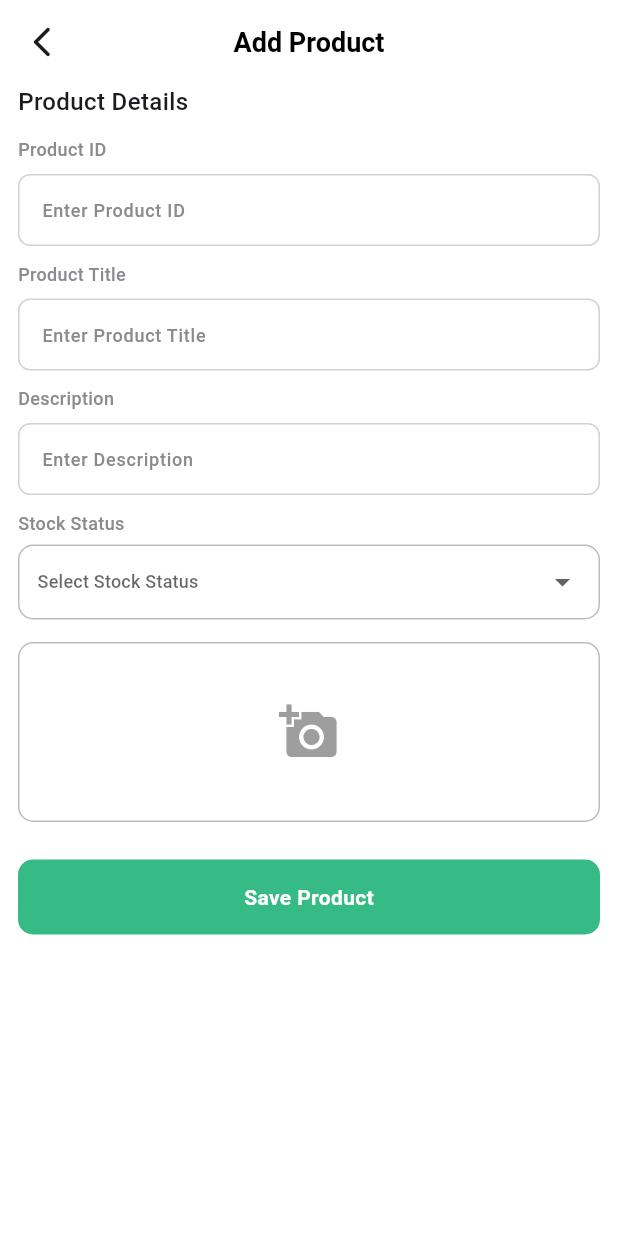
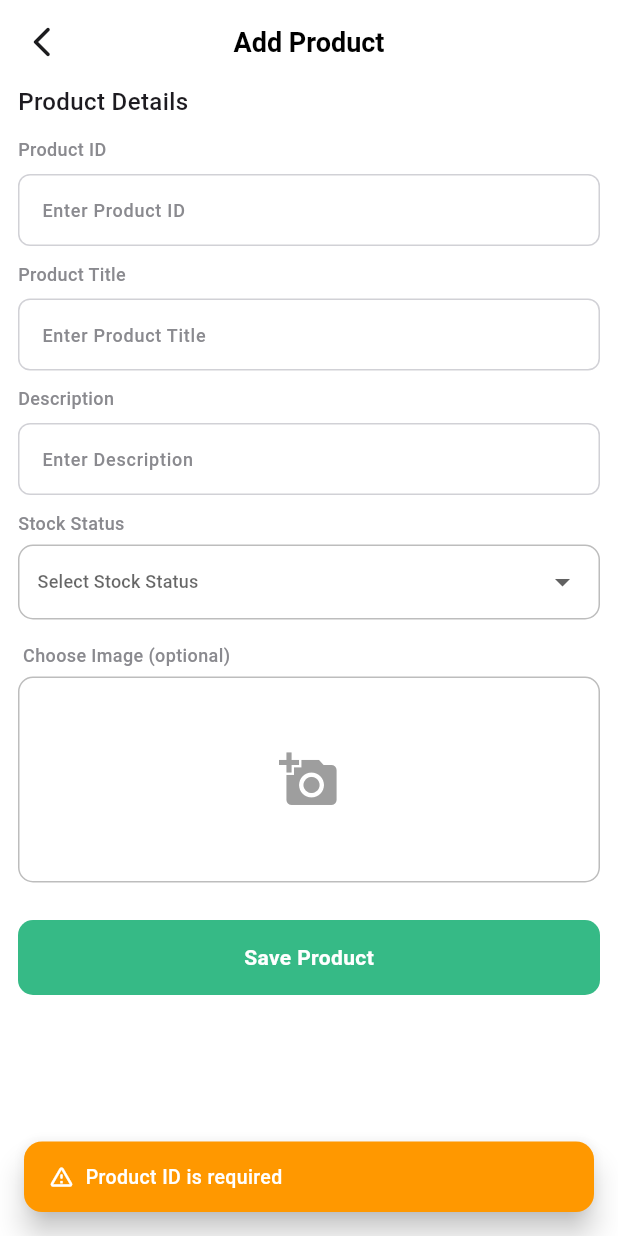
Before and after one commit to jithinkjclt/stockmate, a Flutter app: the AddProductScreen screen opened directly, after a tap on "Save Product", on a phone screen of 412 x 824 dp. Run offline on Flutter 3.47's test engine with Material 3 defaults, Android fonts, the phone set to English and light mode, and no system bars; our stand-ins replace bloc, cloud_firestore, firebase_auth, firebase_core, firebase_storage, flutter_bloc and 4 more; accounts and stored records are empty.

Commit message:
product adding and list

```diff
--- a/lib/data/models/product_modal.dart
+++ b/lib/data/models/product_modal.dart
@@ -1,3 +1,5 @@
+import 'package:intl/intl.dart';
+
 class Product {
   final String id;
   final String title;
@@ -5,6 +7,7 @@ class Product {
   final DateTime dateTime;
   final String description;
   final String imageUrl;
+  final String? path; // 👈 optional
 
   Product({
     required this.id,
@@ -13,9 +16,9 @@ class Product {
     required this.dateTime,
     required this.description,
     required this.imageUrl,
+    this.path, // 👈 optional
   });
 
-  // Convert Product -> Map (for API or local storage)
   Map<String, dynamic> toMap() {
     return {
       'id': id,
@@ -24,10 +27,10 @@ class Product {
       'dateTime': dateTime.toIso8601String(),
       'description': description,
       'imageUrl': imageUrl,
+      if (path != null) 'path': path, // 👈 only add if not null
     };
   }
 
-  // Convert Map -> Product
   factory Product.fromMap(Map<String, dynamic> map) {
     return Product(
       id: map['id'] ?? '',
@@ -36,6 +39,14 @@ class Product {
       dateTime: DateTime.tryParse(map['dateTime'] ?? '') ?? DateTime.now(),
       description: map['description'] ?? '',
       imageUrl: map['imageUrl'] ?? '',
+      path: map['path'], // 👈 safe, will be null if not present
     );
   }
+
+  String get formattedDate => DateFormat('dd/MM/yyyy').format(dateTime);
+
+  String get formattedTime => DateFormat('hh:mm a').format(dateTime);
+
+  String get formattedDateTime =>
+      DateFormat('dd/MM/yyyy hh:mm a').format(dateTime);
 }
--- /dev/null
+++ b/lib/data/models/product_path.dart
@@ -0,0 +1,8 @@
+import 'package:stockmate/data/models/product_modal.dart';
+
+class ProductWithPath {
+  final Product product;
+  final String docPath;
+
+  ProductWithPath({required this.product, required this.docPath});
+}
--- a/lib/main.dart
+++ b/lib/main.dart
@@ -17,6 +17,6 @@ class MyApp extends StatelessWidget {
 
   @override
   Widget build(BuildContext context) {
-    return MaterialApp(home: BottomBar(), debugShowCheckedModeBanner: false);
+    return MaterialApp(home: SplashScreen(), debugShowCheckedModeBanner: false);
   }
 }
--- a/lib/presentation/screens/add_product/add_prodcut_screen.dart
+++ b/lib/presentation/screens/add_product/add_prodcut_screen.dart
@@ -1,9 +1,13 @@
 import 'package:flutter/material.dart';
+import 'package:flutter_bloc/flutter_bloc.dart';
 import 'package:stockmate/core/constants/colors.dart';
 import 'package:stockmate/core/utils/margin_text.dart';
+import 'package:stockmate/presentation/screens/add_product/cubit/add_product_cubit.dart';
 import 'package:stockmate/presentation/widgets/custom_apptext.dart';
 import 'package:stockmate/presentation/widgets/custom_textfield.dart';
 import 'package:stockmate/presentation/widgets/custom_button.dart';
+
+import '../../widgets/snackbar.dart';
 
 class AddProductScreen extends StatelessWidget {
   const AddProductScreen({super.key});
@@ -29,7 +33,24 @@ class AddProductScreen extends StatelessWidget {
         ),
         centerTitle: true,
       ),
-      body: SingleChildScrollView(
+      body: BlocProvider(
+        create: (context) => AddProductCubit(),
+        child: BlocConsumer<AddProductCubit, AddProductState>(
+          listener: (context, state) {
+            if (state is AddProductError) {
+              ShowCustomSnackbar.error(context, message: state.message);
+            } else if (state is AddProductSuccess) {
+              ShowCustomSnackbar.success(
+                context,
+                message: "Product added successfully",
+              );
+              Navigator.pop(context);
+            }
+          },
+          builder: (context, state) {
+            final cubit = context.read<AddProductCubit>();
+
+            return SingleChildScrollView(
               child: Padding(
                 padding: const EdgeInsets.symmetric(horizontal: 12.0),
                 child: Column(
@@ -43,7 +64,8 @@ class AddProductScreen extends StatelessWidget {
 
                     12.hBox,
 
-              const CustomTextField(
+                    CustomTextField(
+                      controller: cubit.idController,
                       width: double.infinity,
                       boxname: 'Product ID',
                       hintText: 'Enter Product ID',
@@ -51,7 +73,8 @@ class AddProductScreen extends StatelessWidget {
 
                     10.hBox,
 
-              const CustomTextField(
+                    CustomTextField(
+                      controller: cubit.titleController,
                       width: double.infinity,
                       boxname: 'Product Title',
                       hintText: 'Enter Product Title',
@@ -59,7 +82,8 @@ class AddProductScreen extends StatelessWidget {
 
                     10.hBox,
 
-              const CustomTextField(
+                    CustomTextField(
+                      controller: cubit.descriptionController,
                       width: double.infinity,
                       boxname: 'Description',
                       hintText: 'Enter Description',
@@ -85,52 +109,120 @@ class AddProductScreen extends StatelessWidget {
                       child: DropdownButtonHideUnderline(
                         child: DropdownButton<String>(
                           value: null,
-                    hint: const AppText("Select Stock Status", size: 12),
+                          hint: AppText(
+                            cubit.stockStatus == null
+                                ? "Select Stock Status"
+                                : cubit.stockStatus!,
+                            size: 12,
+                          ),
                           items: const [
                             DropdownMenuItem(
-                        value: "in",
+                              value: "in stock",
                               child: Row(
                                 children: [
-                            Icon(Icons.check, size: 16, color: Colors.green),
+                                  Icon(
+                                    Icons.check,
+                                    size: 16,
+                                    color: Colors.green,
+                                  ),
                                   SizedBox(width: 6),
                                   AppText("In Stock", size: 12),
                                 ],
                               ),
                             ),
                             DropdownMenuItem(
-                        value: "out",
+                              value: "out of stock",
                               child: Row(
                                 children: [
-                            Icon(Icons.close, size: 16, color: Colors.red),
+                                  Icon(
+                                    Icons.close,
+                                    size: 16,
+                                    color: Colors.red,
+                                  ),
                                   SizedBox(width: 6),
                                   AppText("Out of Stock", size: 12),
                                 ],
                               ),
                             ),
                           ],
-                    onChanged: (_) {},
+                          onChanged: (value) {
+                            cubit.stockStatusChanged(value!);
+                          },
                           isExpanded: true,
                         ),
                       ),
                     ),
+
                     15.hBox,
+                    const AppText(
+                      ' Choose Image (optional)',
+                      size: 12,
+                      weight: FontWeight.w500,
+                      color: greyFormColor,
+                    ),
 
-              Container(
-                height: 120,
+                    6.hBox,
+                    InkWell(
+                      onTap: () {
+                        cubit.pickImage();
+                      },
+                      child: Container(
+                        height: context.deviceSize.height / 6,
                         width: double.infinity,
                         decoration: BoxDecoration(
                           border: Border.all(color: Colors.grey.shade400),
                           borderRadius: BorderRadius.circular(10),
                         ),
-                child: const Center(
-                  child: Icon(Icons.add_a_photo, size: 40, color: Colors.grey),
+                        child: Center(
+                          child: cubit.imageFile == null
+                              ? const Icon(
+                                  Icons.add_a_photo,
+                                  size: 40,
+                                  color: Colors.grey,
+                                )
+                              : Image.file(
+                                  cubit.imageFile!,
+                                  width: double.infinity,
+                                ),
+                        ),
                       ),
                     ),
 
                     25.hBox,
 
                     CustomButton(
-                onTap: () {},
+                      isLoading: state is AddProductLoading,
+                      onTap: () {
+                        if (cubit.idController.text.trim().isEmpty) {
+                          ShowCustomSnackbar.warning(
+                            context,
+                            message: "Product ID is required",
+                          );
+                          return;
+                        }
+                        if (cubit.titleController.text.trim().isEmpty) {
+                          ShowCustomSnackbar.warning(
+                            context,
+                            message: "Product Title is required",
+                          );
+                          return;
+                        }
+                        if (cubit.descriptionController.text.trim().isEmpty) {
+                          ShowCustomSnackbar.warning(
+                            context,
+                            message: "Description is required",
+                          );
+                          return;
+                        }
+                        if (cubit.stockStatus == null) {
+                          ShowCustomSnackbar.warning(
+                            context,
+                            message: "Please select Stock Status",
+                          );
+                          return;
+                        }
+                        cubit.saveProduct();
+                      },
                       text: "Save Product",
                       boxColor: primaryColor,
                       borderRadius: 10,
@@ -142,6 +234,9 @@ class AddProductScreen extends StatelessWidget {
                   ],
                 ),
               ),
+            );
+          },
+        ),
       ),
     );
   }
--- /dev/null
+++ b/lib/presentation/screens/add_product/cubit/add_product_cubit.dart
@@ -0,0 +1,80 @@
+import 'dart:io';
+import 'package:bloc/bloc.dart';
+import 'package:cloud_firestore/cloud_firestore.dart';
+import 'package:firebase_auth/firebase_auth.dart';
+import 'package:firebase_storage/firebase_storage.dart';
+import 'package:flutter/cupertino.dart';
+import 'package:image_picker/image_picker.dart';
+import '../../../../data/models/product_modal.dart';
+
+part 'add_product_state.dart';
+
+class AddProductCubit extends Cubit<AddProductState> {
+  AddProductCubit() : super(AddProductInitial());
+
+  final titleController = TextEditingController();
+  final idController = TextEditingController();
+  final descriptionController = TextEditingController();
+
+  String? stockStatus;
+  File? imageFile;
+
+  void stockStatusChanged(String value) {
+    stockStatus = value;
+    emit(AddProductInitial());
+  }
+
+  Future<void> pickImage() async {
+    final pickedFile = await ImagePicker().pickImage(
+      source: ImageSource.gallery,
+    );
+    if (pickedFile != null) {
+      imageFile = File(pickedFile.path);
+      emit(AddProductInitial());
+    }
+  }
+
+  Future<void> saveProduct() async {
+    try {
+      emit(AddProductLoading());
+
+      if (idController.text.trim().isEmpty) {
+        emit(AddProductError("Product ID cannot be empty"));
+        return;
+      }
+
+      final user = FirebaseAuth.instance.currentUser;
+      if (user == null) {
+        emit(AddProductError("User not logged in"));
+        return;
+      }
+      String? imageUrl = "";
+      if (imageFile != null) {
+        final ref = FirebaseStorage.instance
+            .ref()
+            .child("product_images")
+            .child("${user.uid}_${DateTime.now().millisecondsSinceEpoch}.jpg");
+
+        await ref.putFile(imageFile!);
+        imageUrl = await ref.getDownloadURL();
+      }
+      final product = Product(
+        id: idController.text.trim(),
+        title: titleController.text.trim(),
+        isInStock: stockStatus == "in stock",
+        dateTime: DateTime.now(),
+        description: descriptionController.text.trim(),
+        imageUrl: imageUrl,
+      );
+      await FirebaseFirestore.instance
+          .collection("users")
+          .doc(user.uid)
+          .collection("products")
+          .add(product.toMap());
+
+      emit(AddProductSuccess());
+    } catch (e) {
+      emit(AddProductError(e.toString()));
+    }
+  }
+}
--- /dev/null
+++ b/lib/presentation/screens/add_product/cubit/add_product_state.dart
@@ -0,0 +1,18 @@
+part of 'add_product_cubit.dart';
+
+@immutable
+sealed class AddProductState {}
+
+final class AddProductInitial extends AddProductState {}
+
+final class StockStatusChanged extends AddProductState {}
+
+final class AddProductLoading extends AddProductState {}
+
+final class AddProductSuccess extends AddProductState {}
+
+final class AddProductError extends AddProductState {
+  final String message;
+
+  AddProductError(this.message);
+}
--- a/lib/presentation/screens/auth/auth_screen.dart
+++ b/lib/presentation/screens/auth/auth_screen.dart
@@ -2,6 +2,7 @@ import 'package:flutter/material.dart';
 import 'package:flutter_bloc/flutter_bloc.dart';
 import 'package:stockmate/core/utils/margin_text.dart';
 import 'package:stockmate/core/utils/page_navigation.dart';
+import 'package:stockmate/presentation/screens/bottombar/bottombar.dart';
 import 'package:stockmate/presentation/screens/home_page/home_screen.dart';
 
 import '../../../core/constants/colors.dart';
@@ -33,7 +34,7 @@ class AuthScreen extends StatelessWidget {
               if (cubit.isLoginPage == false) {
                 cubit.changeScreen();
               } else {
-                Screen.openAsNewPage(context, HomeScreen());
+                Screen.openAsNewPage(context, BottomBar());
               }
             } else if (state is AuthError) {
               ShowCustomSnackbar.error(context, message: state.message);
--- a/lib/presentation/screens/inventory/widget/product_tile.dart
+++ b/lib/presentation/screens/inventory/widget/product_tile.dart
@@ -16,7 +16,7 @@ class ProductTile extends StatelessWidget {
     required this.title,
     required this.productId,
     required this.isInStock,
-    this.addedTime, // optional param
+    this.addedTime,
     required this.onOptionSelected,
   });
 
--- a/lib/presentation/screens/splash/cubit/splash_cubit.dart
+++ b/lib/presentation/screens/splash/cubit/splash_cubit.dart
@@ -5,6 +5,7 @@ import 'package:stockmate/presentation/screens/auth/auth_screen.dart';
 import 'package:stockmate/presentation/screens/home_page/home_screen.dart';
 
 import '../../../../data/datasources/local/shared_pref.dart';
+import '../../bottombar/bottombar.dart';
 
 part 'splash_state.dart';
 
@@ -19,7 +20,7 @@ class SplashCubit extends Cubit<SplashState> {
     final hasUser = await userRepository.isLoggedIn();
 
     if (hasUser) {
-      Screen.openAsNewPage(context, HomeScreen());
+      Screen.openAsNewPage(context, BottomBar());
     } else {
       Screen.openAsNewPage(context, AuthScreen());
     }
--- a/pubspec.yaml
+++ b/pubspec.yaml
@@ -39,6 +39,12 @@ dependencies:
   firebase_auth: ^5.0.0
   shared_preferences: ^2.5.3
   pie_chart: ^5.4.0
+  image_picker: ^1.2.0
+  cloud_firestore: ^5.4.4
+  firebase_storage: ^12.3.4
+  intl: ^0.20.2
+  shimmer: ^3.0.0
+
 
 
 dev_dependencies:
```
Also changed, not shown: lib/core/utils/page_navigation.dart (+30 -21 lines), lib/presentation/screens/auth/cubit/auth_cubit.dart (+16 -3 lines), lib/presentation/screens/bottombar/bottombar.dart (+6 -1 lines), lib/presentation/screens/inventory/cubit/inventory_cubit.dart (added, +49 -0 lines), lib/presentation/screens/inventory/cubit/inventory_state.dart (added, +8 -0 lines), lib/presentation/screens/inventory/inventory_page.dart (+67 -73 lines), lib/presentation/screens/inventory/widget/filter_tile.dart (+6 -1 lines), lib/presentation/screens/inventory/widget/shimmer.dart (added, +90 -0 lines), pubspec.lock, 6 other files. Lines whose indentation alone changed are shown as unchanged.
